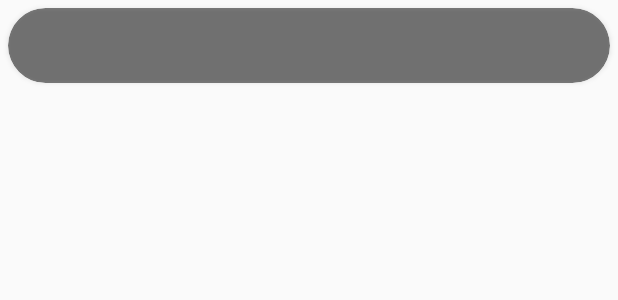
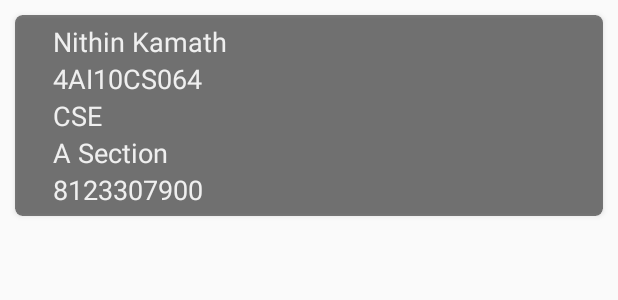
Before and after one commit to Kavyashreecm/ait-internship-android-2020, an Android app: the layout student_list_item.xml on its own in the app's theme, with its tools: preview values and no code run, on a phone screen of 412 x 824 dp. Shown: the top 300 px of the screen. Run offline under Robolectric (Android 15) with nearby library versions, the phone set to English and light mode, and no system bars.

Commit message:
DB Code Added

```diff
--- a/app/build.gradle
+++ b/app/build.gradle
@@ -31,4 +31,8 @@ dependencies {
     implementation 'com.google.android.gms:play-services-maps:17.0.0'
 
     implementation 'com.karumi:dexter:6.0.2'
+
+    /*ORMLite*/
+    compile 'com.j256.ormlite:ormlite-core:4.48'
+    compile 'com.j256.ormlite:ormlite-android:4.48'
 }
--- a/app/src/main/AndroidManifest.xml
+++ b/app/src/main/AndroidManifest.xml
@@ -13,7 +13,10 @@
         android:supportsRtl="true"
         android:theme="@style/AppTheme">
 
-        <activity android:name=".StudentRegistrationActivity" />
+        <activity
+            android:name=".StudentRegistrationActivity"
+            android:label="Student Registration" />
+
         <activity android:name=".StudentListActivity" />
 
         <activity android:name=".LoginActivity">
--- a/app/src/main/res/layout/student_list_item.xml
+++ b/app/src/main/res/layout/student_list_item.xml
@@ -1,32 +1,79 @@
 <?xml version="1.0" encoding="utf-8"?>
 <LinearLayout xmlns:android="http://schemas.android.com/apk/res/android"
+    xmlns:app="http://schemas.android.com/apk/res-auto"
+    xmlns:tools="http://schemas.android.com/tools"
     android:layout_width="match_parent"
     android:layout_height="wrap_content"
-    xmlns:app="http://schemas.android.com/apk/res-auto"
     android:orientation="vertical">
 
     <androidx.cardview.widget.CardView
         android:id="@+id/cardView"
         android:layout_width="match_parent"
         android:layout_height="wrap_content"
-        android:layout_margin="5dp"
+        android:layout_margin="10dp"
         android:alpha="0.5"
         app:cardBackgroundColor="@color/black"
-        app:cardCornerRadius="50dp">
+        app:cardCornerRadius="5dp">
+
+        <LinearLayout
+            android:layout_width="match_parent"
+            android:layout_height="wrap_content"
+            android:orientation="vertical"
+            android:padding="5dp">
 
 
             <TextView
                 android:id="@+id/studentNameTV"
                 android:layout_width="match_parent"
-            android:layout_height="50dp"
+                android:layout_height="wrap_content"
                 android:layout_marginLeft="20dp"
+                android:alpha="1"
                 android:textColor="@color/md_white_1000"
+                android:textSize="18sp"
+                tools:text="Nithin Kamath" />
+
+            <TextView
+                android:id="@+id/usnTV"
+                android:layout_width="match_parent"
+                android:layout_height="wrap_content"
+                android:layout_marginLeft="20dp"
                 android:alpha="1"
-            android:gravity="center_vertical"
-            android:textSize="18sp" />
+                android:textColor="@color/md_white_1000"
+                android:textSize="18sp"
+                tools:text="4AI10CS064" />
+
+            <TextView
+                android:id="@+id/branchTV"
+                android:layout_width="match_parent"
+                android:layout_height="wrap_content"
+                android:layout_marginLeft="20dp"
+                android:alpha="1"
+                android:textColor="@color/md_white_1000"
+                android:textSize="18sp"
+                tools:text="CSE" />
+
+            <TextView
+                android:id="@+id/sectionTV"
+                android:layout_width="match_parent"
+                android:layout_height="wrap_content"
+                android:layout_marginLeft="20dp"
+                android:alpha="1"
+                android:textColor="@color/md_white_1000"
+                android:textSize="18sp"
+                tools:text="A Section" />
+
+            <TextView
+                android:id="@+id/mobileTV"
+                android:layout_width="match_parent"
+                android:layout_height="wrap_content"
+                android:layout_marginLeft="20dp"
+                android:alpha="1"
+                android:textColor="@color/md_white_1000"
+                android:textSize="18sp"
+                tools:text="8123307900" />
 
 
-
+        </LinearLayout>
     </androidx.cardview.widget.CardView>
 
 </LinearLayout>
```
Also changed, not shown: app/src/main/java/com/capulustech/myapplication/DataBaseHelper.java (added, +86 -0 lines), app/src/main/java/com/capulustech/myapplication/LoginActivity.java (+7 -19 lines), app/src/main/java/com/capulustech/myapplication/Student.java (+67 -0 lines), app/src/main/java/com/capulustech/myapplication/StudentListActivity.java (+25 -12 lines), app/src/main/java/com/capulustech/myapplication/StudentListAdapter.java (+15 -5 lines), app/src/main/java/com/capulustech/myapplication/StudentRegistrationActivity.java (+5 -3 lines), app/src/main/res/drawable-anydpi/ic_action_add.xml (added, +10 -0 lines), app/src/main/res/layout/activity_login.xml (+1 -13 lines), app/src/main/res/layout/activity_student_registration.xml (+4 -3 lines), app/src/main/res/menu/student_list.xml (added, +11 -0 lines), app/src/main/res/drawable-hdpi/ic_action_add.png (added), app/src/main/res/drawable-mdpi/ic_action_add.png (added), app/src/main/res/drawable-xhdpi/ic_action_add.png (added), app/src/main/res/drawable-xxhdpi/ic_action_add.png (added), 1 other file. Lines whose indentation alone changed are shown as unchanged.
